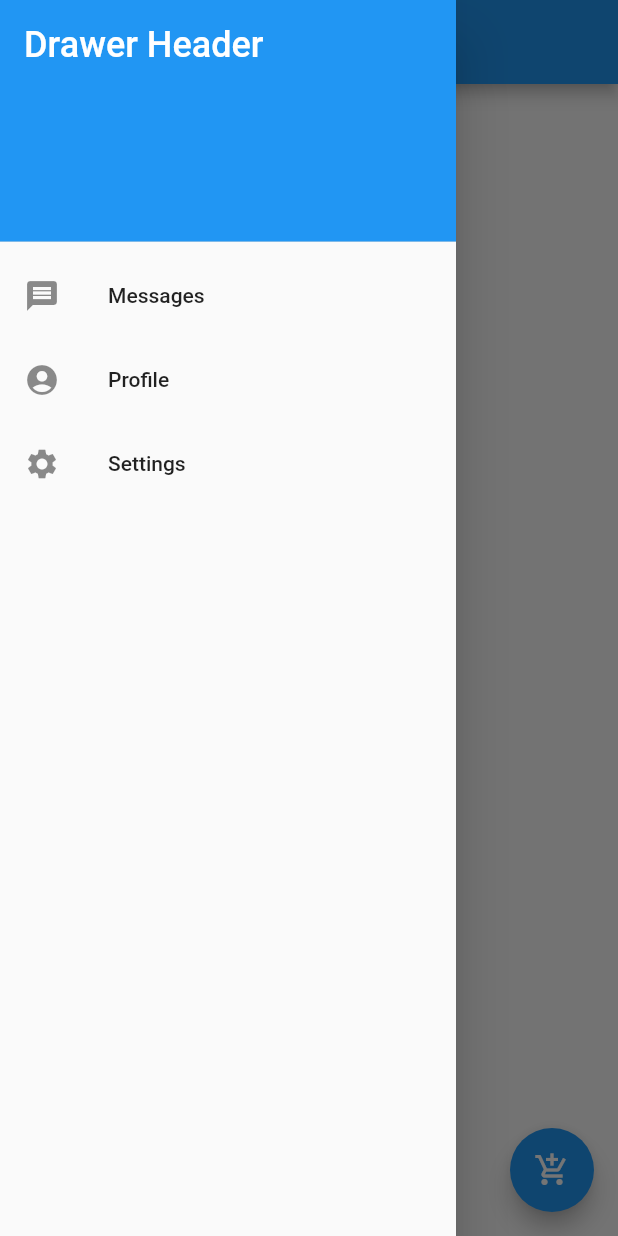
After one commit to Danniel13/DeliveryApp, a Flutter app: the PaymentsPage screen opened directly, with the side drawer open, on a phone screen of 412 x 824 dp. The commit adds this screen. Run offline on Flutter 3.47's test engine with Material 2 defaults, Android fonts, the phone set to English and light mode, and no system bars.

Commit message:
Add files

```diff
--- /dev/null
+++ b/deliveryapp/lib/Widgets/drawer.dart
@@ -0,0 +1,40 @@
+import 'package:flutter/material.dart';
+
+class DrawerWidget extends StatelessWidget {
+  const DrawerWidget({super.key});
+
+  @override
+  Widget build(BuildContext context) {
+    return Drawer(
+      child: ListView(
+        padding: EdgeInsets.zero,
+        children: const <Widget>[
+          DrawerHeader(
+            decoration: BoxDecoration(
+              color: Colors.blue,
+            ),
+            child: Text(
+              'Drawer Header',
+              style: TextStyle(
+                color: Colors.white,
+                fontSize: 24,
+              ),
+            ),
+          ),
+          ListTile(
+            leading: Icon(Icons.message),
+            title: Text('Messages'),
+          ),
+          ListTile(
+            leading: Icon(Icons.account_circle),
+            title: Text('Profile'),
+          ),
+          ListTile(
+            leading: Icon(Icons.settings),
+            title: Text('Settings'),
+          ),
+        ],
+      ),
+    );
+  }
+}
--- a/deliveryapp/lib/pages/Payments.dart
+++ b/deliveryapp/lib/pages/Payments.dart
@@ -0,0 +1,45 @@
+import 'package:flutter/material.dart';
+import '../Widgets/drawer.dart';
+
+class PaymentsPage extends StatelessWidget {
+  const PaymentsPage({super.key});
+
+  @override
+  Widget build(BuildContext context) {
+    return Scaffold(
+      appBar: AppBar(
+        title: const Text("Ventas"),
+      ),
+      drawer: const DrawerWidget(),
+      body: Padding(
+        padding: const EdgeInsets.all(8.0),
+        child: Column(
+          children: [
+            const Text("Cobros"),
+            Expanded(
+              child: ListView(
+                children: [
+                  ListTile(
+                    leading: const CircleAvatar(),
+                    title: const Text("Cesar Diaz"),
+                    subtitle: const Text("Direccion"),
+                    onTap: () {},
+                  ),
+                  const ListTile(
+                    leading: CircleAvatar(),
+                    title: Text("Alberto Quijano"),
+                    subtitle: Text("Direccion"),
+                  ),
+                ],
+              ),
+            )
+          ],
+        ),
+      ),
+      floatingActionButton: FloatingActionButton(
+        child: const Icon(Icons.add_shopping_cart),
+        onPressed: () {},
+      ),
+    );
+  }
+}
```
Also changed, not shown: deliveryapp/lib/pages/NewSale.dart (+94 -0 lines).
